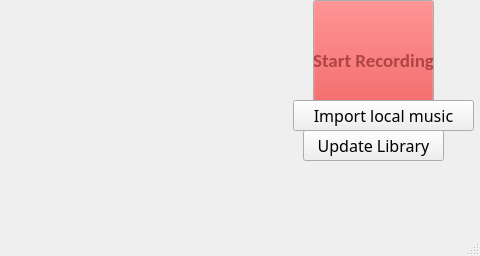
Old version of the form mainwindowmf.ui in the repository zeyap/MusicFingerprint; both pictures show x 237 to 717 and y 0 to 256 of the 717 by 256 pixel window.
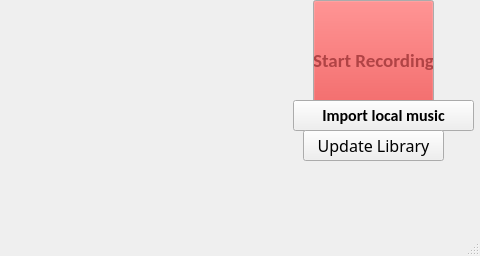
New version of the form. Icons and pictures are not drawn.

What changed in the file:
```diff
--- a/mainwindowmf.ui
+++ b/mainwindowmf.ui
@@ -194,8 +194,10 @@
     </property>
     <property name="font">
      <font>
-      <family>Calibri Light</family>
+      <family>Calibri</family>
       <pointsize>12</pointsize>
+      <weight>75</weight>
+      <bold>true</bold>
      </font>
     </property>
     <property name="styleSheet">
```
